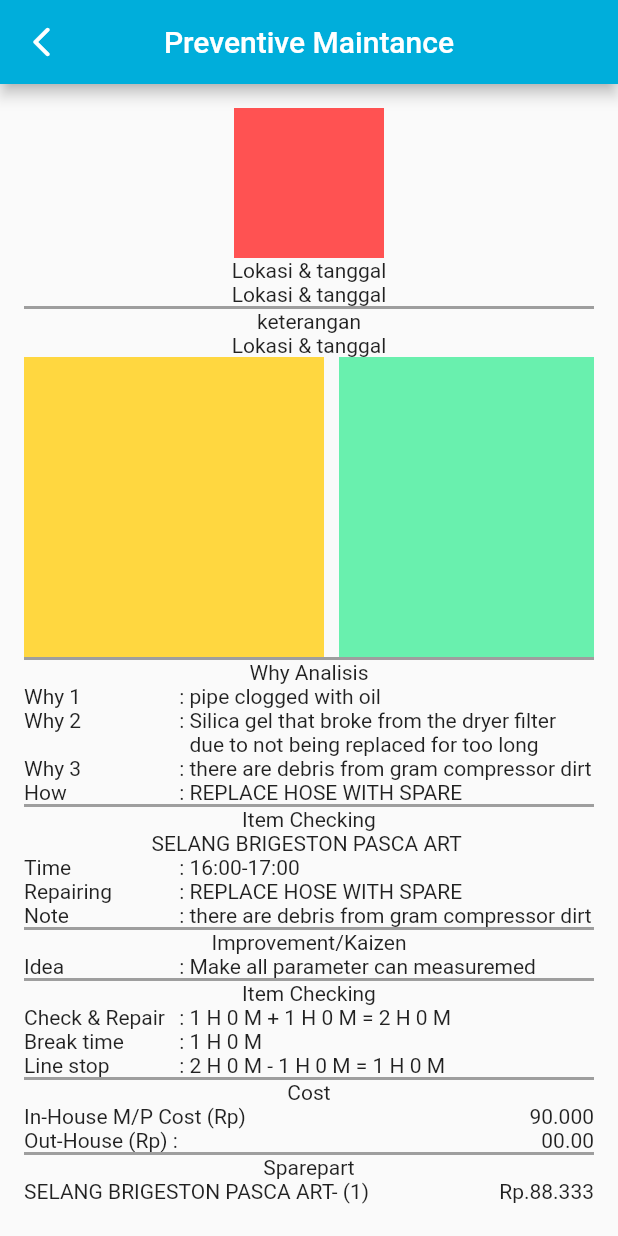
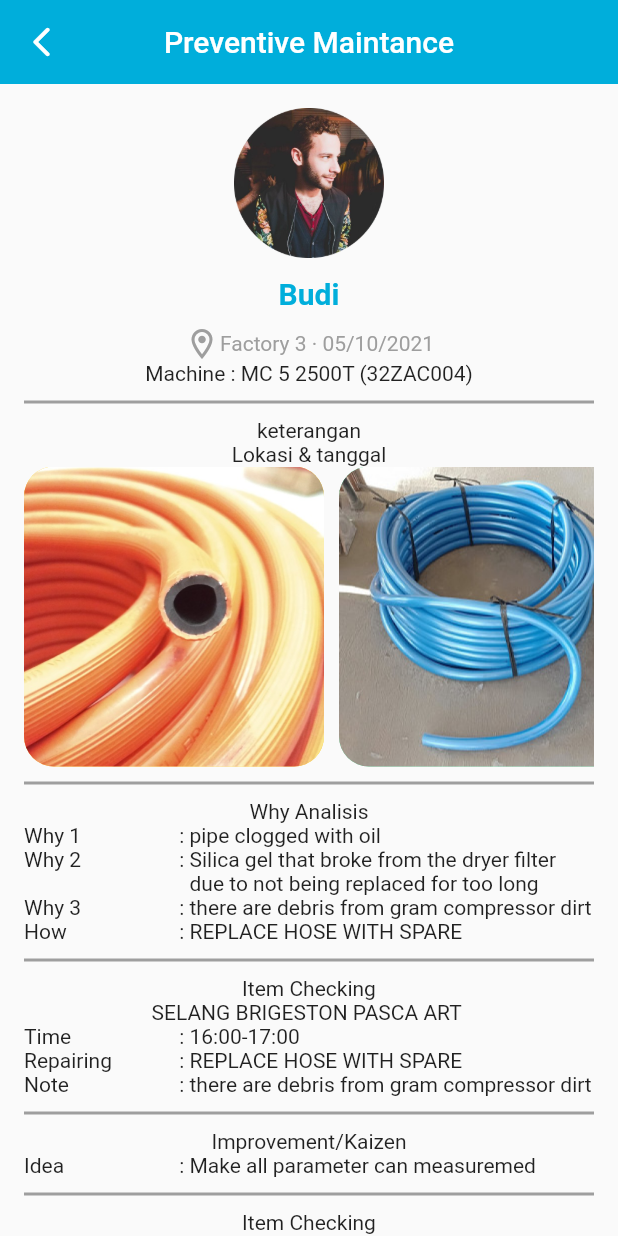
Before and after one commit to RDLMobileDev/clone_ecm, a Flutter app: the DetailEcm screen opened directly, on a phone screen of 412 x 824 dp. Run offline on Flutter 3.47's test engine with Material 2 defaults, Android fonts, the phone set to English and light mode, and no system bars; our stand-ins replace get.

Commit message:
fixing layout

```diff
--- a/lib/homepage/notification/view/detailecm.dart
+++ b/lib/homepage/notification/view/detailecm.dart
@@ -10,6 +10,7 @@ class _DetailEcmState extends State<DetailEcm> {
   Widget build(BuildContext context) {
     return Scaffold(
       appBar: AppBar(
+        elevation: 0,
         backgroundColor: const Color(0xff00AEDB),
         leading: IconButton(
             icon: Icon(Icons.arrow_back_ios_rounded),
@@ -28,14 +29,46 @@ class _DetailEcmState extends State<DetailEcm> {
           width: MediaQuery.of(context).size.width,
           padding: EdgeInsets.all(16),
           child: Column(
+            crossAxisAlignment: CrossAxisAlignment.center,
             children: [
               Container(
+                margin: EdgeInsets.only(bottom: 12),
                 width: 100,
                 height: 100,
-                color: Colors.redAccent,
+                decoration: BoxDecoration(
+                  image: DecorationImage(
+                      image: AssetImage('assets/images/img_ava.png')),
+                ),
               ),
-              const Text("Lokasi & tanggal"),
-              const Text("Lokasi & tanggal"),
+              const Text(
+                "Budi",
+                style: TextStyle(
+                    fontSize: 20,
+                    fontWeight: FontWeight.bold,
+                    color: const Color(0xff00AEDB)),
+              ),
+              SizedBox(
+                height: 10,
+              ),
+              Container(
+                // color: Colors.amberAccent,
+                child: Center(
+                  child: Row(
+                    mainAxisAlignment: MainAxisAlignment
+                        .center, //Center Column contents vertically,
+                    crossAxisAlignment: CrossAxisAlignment
+                        .center, //Center Column contents horizontally,
+                    children: [
+                      Icon(Icons.location_on_outlined, color: Colors.grey),
+                      const Text(
+                        "Factory 3 · 05/10/2021",
+                        style: TextStyle(fontSize: 14, color: Colors.grey),
+                      )
+                    ],
+                  ),
+                ),
+              ),
+              const Text("Machine : MC 5 2500T (32ZAC004)"),
               _buildDivider(),
               const Text("keterangan"),
               const Text("Lokasi & tanggal"),
@@ -48,26 +81,24 @@ class _DetailEcmState extends State<DetailEcm> {
                     Container(
                       width: 200,
                       height: 200,
-                      color: Colors.amberAccent,
+                      decoration: BoxDecoration(
+                          image: DecorationImage(
+                              image:
+                                  AssetImage('assets/images/img_selang1.png')),
+                          color: Colors.amberAccent,
+                          borderRadius: BorderRadius.all(Radius.circular(20))),
                     ),
                     const SizedBox(width: 10),
                     Container(
                       width: 200,
                       height: 200,
-                      color: Colors.greenAccent,
+                      decoration: BoxDecoration(
+                          image: DecorationImage(
+                              image:
+                                  AssetImage('assets/images/img_selang2.png')),
+                          color: Colors.greenAccent,
+                          borderRadius: BorderRadius.all(Radius.circular(20))),
                     ),
-                    const SizedBox(width: 10),
-                    Container(
-                      width: 200,
-                      height: 200,
-                      color: Colors.greenAccent,
-                    ),
-                    const SizedBox(width: 10),
-                    Container(
-                      width: 200,
-                      height: 200,
-                      color: Colors.greenAccent,
-                    )
                   ],
                 ),
               ),
@@ -104,6 +135,7 @@ class _DetailEcmState extends State<DetailEcm> {
 
   Widget _buildDivider() {
     return Container(
+      margin: EdgeInsets.symmetric(vertical: 10),
       color: Colors.grey,
       height: 2,
       width: MediaQuery.of(context).size.width,
```
